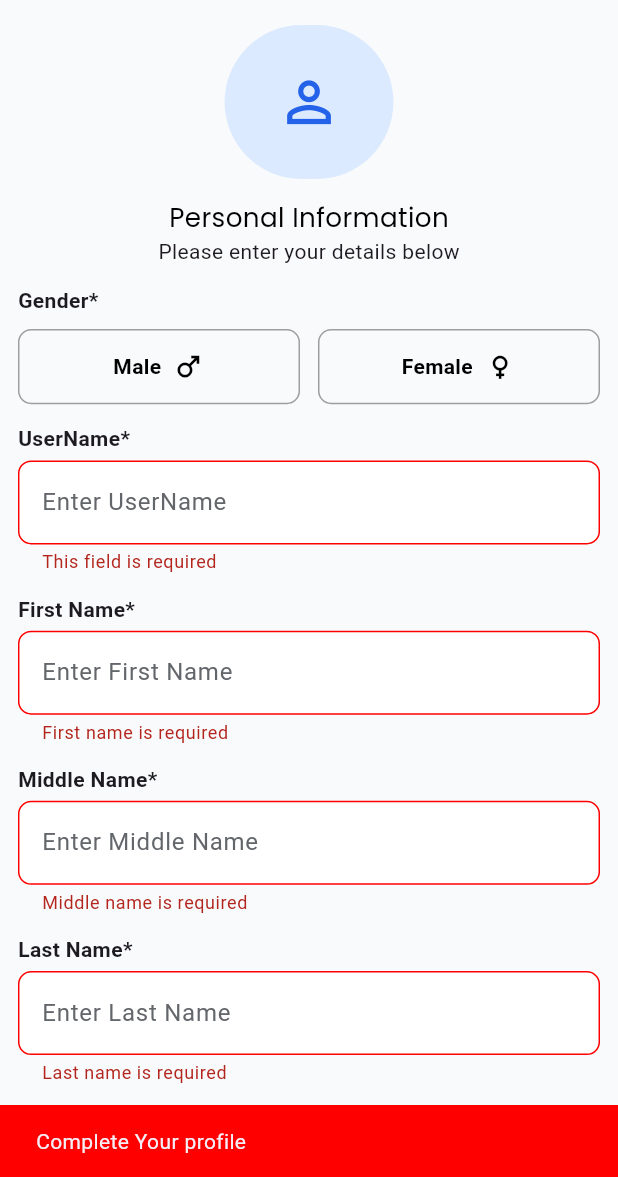
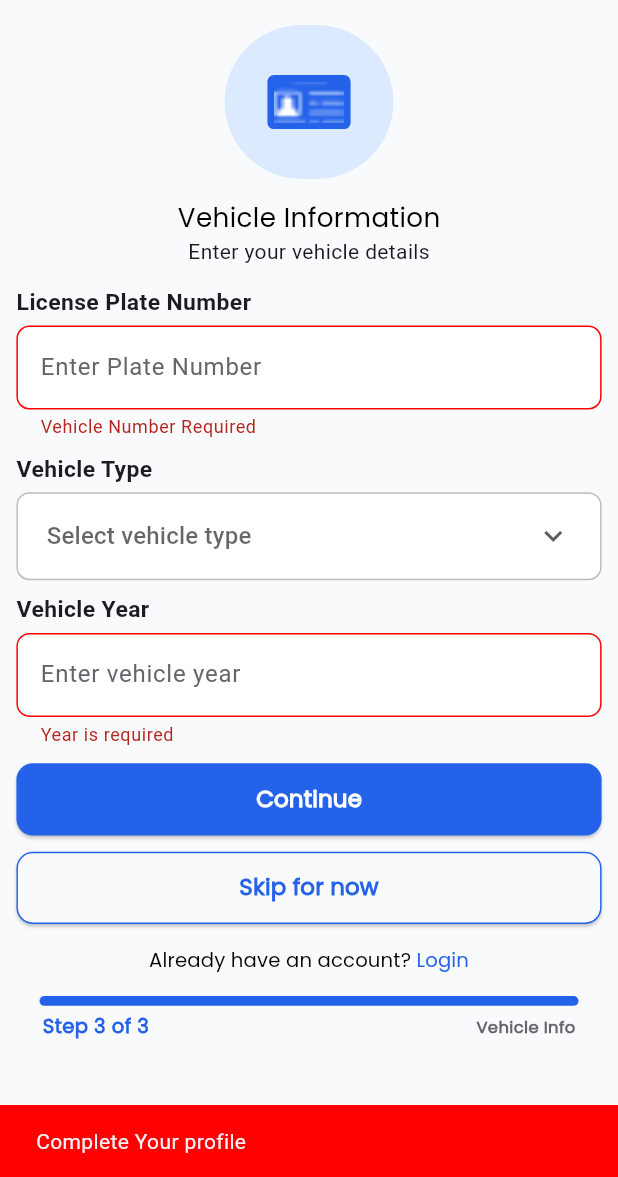
Before and after one commit to Mahmoudyuones/freelance_task_highway_support, a Flutter app: the screen it shows after launch, after a tap on "Continue", on a phone screen of 412 x 824 dp, the part 59-1236 px from its top. Run offline on Flutter 3.47's test engine with Material 3 defaults, Android fonts, the phone set to English and light mode, and no system bars; our stand-ins replace device_info_plus, dotted_border, flutter_screenutil, image_picker, intl_phone_field, permission_handler and 1 more; project files that could hold a hidden picture were left out.

Commit message:
finish vehicle information screen

```diff
--- a/lib/core/utils/validator.dart
+++ b/lib/core/utils/validator.dart
@@ -61,4 +61,28 @@ class Validators {
     }
     return null;
   }
+
+  static String? validateVehicleNumber(String? val) {
+    if (val == null || val.isEmpty) {
+      return "Vehicle Number Required";
+    }
+    return null;
+  }
+
+  static String? validateYear(String? val) {
+    if (val == null || val.trim().isEmpty) {
+      return 'Year is required';
+    }
+
+    final int? year = int.tryParse(val);
+    final int currentYear = DateTime.now().year;
+
+    if (year == null) {
+      return 'Enter a valid numeric year';
+    } else if (year < 1900 || year > currentYear) {
+      return 'Enter a year between 1900 and $currentYear ';
+    }
+
+    return null;
+  }
 }
--- /dev/null
+++ b/lib/core/widget/custom_drop_down_bottom.dart
@@ -0,0 +1,61 @@
+import 'package:flutter/material.dart';
+import 'package:flutter_screenutil/flutter_screenutil.dart';
+import 'package:freelance_task_highway_support/core/resources/colors_manager.dart';
+import 'package:freelance_task_highway_support/core/resources/style_manager.dart';
+
+class CustomDropDownBottom extends StatefulWidget {
+  const CustomDropDownBottom({
+    super.key,
+    required this.list,
+    required this.hintText,
+    required this.onTap,
+  });
+  final List<String> list;
+  final String hintText;
+  final Function onTap;
+  @override
+  State<CustomDropDownBottom> createState() => _CustomDropDownBottomState();
+}
+
+class _CustomDropDownBottomState extends State<CustomDropDownBottom> {
+  String? selectedItem;
+  @override
+  Widget build(BuildContext context) {
+    return Container(
+      padding: EdgeInsets.symmetric(horizontal: 8.w, vertical: 2.h),
+      decoration: BoxDecoration(
+        borderRadius: BorderRadius.circular(4.r),
+        border: Border.all(color: ColorsManager.grey),
+        color: Colors.white,
+      ),
+      child: DropdownButtonHideUnderline(
+        child: DropdownButton<String>(
+          borderRadius: BorderRadius.circular(4.r),
+          dropdownColor: ColorsManager.white,
+          isExpanded: true,
+          hint: Text(widget.hintText),
+          value: selectedItem,
+          icon: const Icon(Icons.keyboard_arrow_down),
+          items:
+              widget.list.map((String item) {
+                return DropdownMenuItem(
+                  value: item,
+                  child: Text(
+                    item,
+                    style: StyleManager().getLightStyle(
+                      color: ColorsManager.black,
+                    ),
+                  ),
+                );
+              }).toList(),
+          onChanged: (value) {
+            setState(() {
+              selectedItem = value;
+              widget.onTap(value);
+            });
+          },
+        ),
+      ),
+    );
+  }
+}
--- /dev/null
+++ b/lib/features/vehicle_information_screen.dart
@@ -0,0 +1,241 @@
+import 'package:flutter/material.dart';
+import 'package:flutter_screenutil/flutter_screenutil.dart';
+import 'package:freelance_task_highway_support/core/resources/colors_manager.dart';
+import 'package:freelance_task_highway_support/core/resources/font_manager.dart';
+import 'package:freelance_task_highway_support/core/resources/style_manager.dart';
+import 'package:freelance_task_highway_support/core/utils/validator.dart';
+import 'package:freelance_task_highway_support/core/widget/custom_drop_down_bottom.dart';
+import 'package:freelance_task_highway_support/core/widget/default_eleveted_button.dart';
+import 'package:freelance_task_highway_support/core/widget/default_text_form_field.dart';
+
+class VehicleInformationScreen extends StatefulWidget {
+  static const String routeName = '/vehicleInformationScreen';
+  const VehicleInformationScreen({super.key});
+
+  @override
+  State<VehicleInformationScreen> createState() =>
+      _VehicleInformationScreenState();
+}
+
+class _VehicleInformationScreenState extends State<VehicleInformationScreen> {
+  TextEditingController vehicleNumberController = TextEditingController();
+  TextEditingController vehicleYearController = TextEditingController();
+  String? vehicleType;
+  var formKey = GlobalKey<FormState>();
+  @override
+  Widget build(BuildContext context) {
+    return Scaffold(
+      appBar: AppBar(
+        title: Text(
+          'Create Account',
+          style: StyleManager().getBoldStyle(color: ColorsManager.black),
+        ),
+        actions: [
+          Padding(
+            padding: EdgeInsetsDirectional.only(end: 8.h),
+            child: TextButton(
+              onPressed: () {},
+              child: Text(
+                "Help",
+                style: StyleManager().getLightStyle(
+                  fontSize: 7.sp,
+                  color: ColorsManager.primaryColor,
+                ),
+              ),
+            ),
+          ),
+        ],
+      ),
+      body: Form(
+        key: formKey,
+        child: Padding(
+          padding: EdgeInsets.symmetric(horizontal: 5.h),
+          child: SingleChildScrollView(
+            child: Column(
+              crossAxisAlignment: CrossAxisAlignment.center,
+              children: [
+                Container(
+                  decoration: BoxDecoration(
+                    borderRadius: BorderRadius.circular(100.r),
+                    color: ColorsManager.lightBlue,
+                  ),
+                  width: 47.w,
+                  height: 47.h,
+                  alignment: Alignment.center,
+                  child: Container(
+                    padding: EdgeInsets.all(2.r),
+                    decoration: BoxDecoration(
+                      borderRadius: BorderRadius.circular(2.r),
+                      color: ColorsManager.primaryColor,
+                    ),
+                    child: Image.asset(
+                      'assets/images/Vector.png',
+                      color: ColorsManager.white,
+                      height: 12.5.h,
+                      width: 19.5.w,
+                      fit: BoxFit.cover,
+                    ),
+                  ),
+                ),
+                SizedBox(height: 6.h),
+                Text(
+                  'Vehicle Information',
+                  style: StyleManager().getLightStyle(
+                    color: ColorsManager.black,
+                  ),
+                ),
+                Text('Enter your vehicle details'),
+                SizedBox(height: 6.h),
+                Align(
+                  alignment: AlignmentDirectional.centerStart,
+                  child: Text(
+                    'License Plate Number',
+                    style: TextStyle(
+                      fontSize: FontSize.s11,
+                      fontWeight: FontWeight.bold,
+                    ),
+                  ),
+                ),
+                SizedBox(height: 2.h),
+                DefaultTextFormField(
+                  hintText: "Enter Plate Number ",
+                  label: 'License Plate Number',
+                  controller: vehicleNumberController,
+
+                  validator: (value) {
+                    return Validators.validateVehicleNumber(value);
+                  },
+                ),
+                SizedBox(height: 4.h),
+                Align(
+                  alignment: AlignmentDirectional.centerStart,
+                  child: Text(
+                    'Vehicle Type',
+                    style: TextStyle(
+                      fontSize: FontSize.s11,
+                      fontWeight: FontWeight.bold,
+                    ),
+                  ),
+                ),
+                SizedBox(height: 2.h),
+
+                CustomDropDownBottom(
+                  list: ["Car", "Motorcycle", "Taxi"],
+                  hintText: "Select vehicle type",
+                  onTap: (String selectedType) {
+                    vehicleType = selectedType;
+                  },
+                ),
+                SizedBox(height: 4.h),
+                Align(
+                  alignment: AlignmentDirectional.centerStart,
+                  child: Text(
+                    'Vehicle Year',
+                    style: TextStyle(
+                      fontSize: FontSize.s11,
+                      fontWeight: FontWeight.bold,
+                    ),
+                  ),
+                ),
+                SizedBox(height: 2.h),
+                DefaultTextFormField(
+                  hintText: "Enter vehicle year",
+                  label: "vehicle year",
+                  controller: vehicleYearController,
+                  validator: (value) {
+                    return Validators.validateYear(value);
+                  },
+                ),
+                SizedBox(height: 5.h),
+                DefaultElevatedButton(
+                  onPressed: () {
+                    bool isFormValid = formKey.currentState!.validate();
+
+                    if (isFormValid && vehicleType != null) {
+                      print('Form submitted successfully');
+                    } else {
+                      ScaffoldMessenger.of(context).showSnackBar(
+                        SnackBar(
+                          content: Text('Complete Your profile'),
+                          backgroundColor: ColorsManager.red,
+                          duration: Duration(seconds: 1),
+                        ),
+                      );
+                    }
+                  },
+                  text: "Continue",
+                ),
+                SizedBox(height: 5.h),
+                DefaultElevatedButton(
+                  onPressed: () {},
+                  text: "Skip for now",
+                  backGroundColor: ColorsManager.backGroundColor,
+                  textColor: ColorsManager.primaryColor,
+                ),
+
+                TextButton(
+                  onPressed: () {},
+                  child: Row(
+                    mainAxisAlignment: MainAxisAlignment.center,
+                    children: [
+                      Text(
+                        "Already have an account? ",
+                        style: StyleManager().getLightStyle(
+                          fontSize: FontSize.s10,
+                          color: ColorsManager.black,
+                        ),
+                      ),
+                      Text(
+                        'Login',
+                        style: StyleManager().getLightStyle(
+                          fontSize: FontSize.s10,
+                          color: ColorsManager.primaryColor,
+                        ),
+                      ),
+                    ],
+                  ),
+                ),
+                Row(
+                  mainAxisAlignment: MainAxisAlignment.center,
+                  children: [
+                    Container(
+                      height: 3.h,
+                      width: 150.w,
+                      decoration: BoxDecoration(
+                        color: ColorsManager.primaryColor,
+                        borderRadius: BorderRadius.all(Radius.circular(4.r)),
+                      ),
+                    ),
+                  ],
+                ),
+                SizedBox(height: 2.h),
+                Padding(
+                  padding: EdgeInsets.symmetric(horizontal: 8.h),
+                  child: Row(
+                    mainAxisAlignment: MainAxisAlignment.spaceBetween,
+                    children: [
+                      Text(
+                        'Step 3 of 3',
+                        style: StyleManager().getBoldStyle(
+                          color: ColorsManager.primaryColor,
+                          fontSize: FontSize.s10,
+                        ),
+                      ),
+                      Text(
+                        'Vehicle Info',
+                        style: StyleManager().getBoldStyle(
+                          color: ColorsManager.textColor,
+                          fontSize: FontSize.s9,
+                        ),
+                      ),
+                    ],
+                  ),
+                ),
+              ],
+            ),
+          ),
+        ),
+      ),
+    );
+  }
+}
--- a/lib/main.dart
+++ b/lib/main.dart
@@ -3,6 +3,7 @@ import 'package:flutter_screenutil/flutter_screenutil.dart';
 import 'package:freelance_task_highway_support/core/resources/app_theme.dart';
 import 'package:freelance_task_highway_support/features/identity_documents_screen.dart';
 import 'package:freelance_task_highway_support/features/personal_information_screen.dart';
+import 'package:freelance_task_highway_support/features/vehicle_information_screen.dart';
 import 'package:freelance_task_highway_support/features/verfiication_screen.dart';
 
 void main() {
@@ -27,8 +28,10 @@ class HighwaySupport extends StatelessWidget {
               PersonalInformation.routeName: (_) => PersonalInformation(),
               IdentityDocumentsScreen.routeName:
                   (_) => IdentityDocumentsScreen(),
+              VehicleInformationScreen.routeName:
+                  (_) => VehicleInformationScreen(),
             },
-            initialRoute: PersonalInformation.routeName,
+            initialRoute: VehicleInformationScreen.routeName,
             theme: AppTheme.lightThem,
             themeMode: ThemeMode.light,
           ),
```
